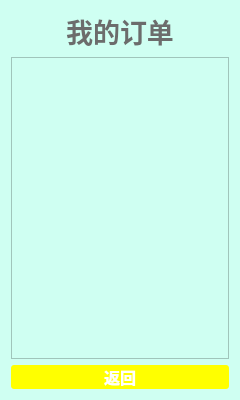
This is DDTaxi/OrderWidget.ui in Myway01/DD as Qt 5 draws it before an edit. The edited form follows.
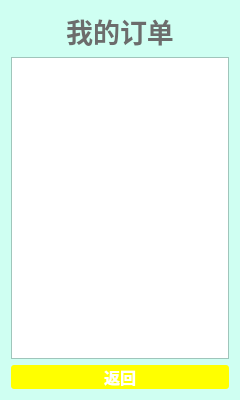
This is the edited form.

The edit to the form file:
```diff
--- a/DDTaxi/OrderWidget.ui
+++ b/DDTaxi/OrderWidget.ui
@@ -22,14 +22,429 @@
     <height>400</height>
    </size>
   </property>
+  <property name="palette">
+   <palette>
+    <active>
+     <colorrole role="WindowText">
+      <brush brushstyle="SolidPattern">
+       <color alpha="255">
+        <red>0</red>
+        <green>0</green>
+        <blue>0</blue>
+       </color>
+      </brush>
+     </colorrole>
+     <colorrole role="Button">
+      <brush brushstyle="SolidPattern">
+       <color alpha="255">
+        <red>207</red>
+        <green>255</green>
+        <blue>242</blue>
+       </color>
+      </brush>
+     </colorrole>
+     <colorrole role="Light">
+      <brush brushstyle="SolidPattern">
+       <color alpha="255">
+        <red>255</red>
+        <green>255</green>
+        <blue>255</blue>
+       </color>
+      </brush>
+     </colorrole>
+     <colorrole role="Midlight">
+      <brush brushstyle="SolidPattern">
+       <color alpha="255">
+        <red>231</red>
+        <green>255</green>
+        <blue>248</blue>
+       </color>
+      </brush>
+     </colorrole>
+     <colorrole role="Dark">
+      <brush brushstyle="SolidPattern">
+       <color alpha="255">
+        <red>103</red>
+        <green>127</green>
+        <blue>121</blue>
+       </color>
+      </brush>
+     </colorrole>
+     <colorrole role="Mid">
+      <brush brushstyle="SolidPattern">
+       <color alpha="255">
+        <red>138</red>
+        <green>170</green>
+        <blue>161</blue>
+       </color>
+      </brush>
+     </colorrole>
+     <colorrole role="Text">
+      <brush brushstyle="SolidPattern">
+       <color alpha="255">
+        <red>0</red>
+        <green>0</green>
+        <blue>0</blue>
+       </color>
+      </brush>
+     </colorrole>
+     <colorrole role="BrightText">
+      <brush brushstyle="SolidPattern">
+       <color alpha="255">
+        <red>255</red>
+        <green>255</green>
+        <blue>255</blue>
+       </color>
+      </brush>
+     </colorrole>
+     <colorrole role="ButtonText">
+      <brush brushstyle="SolidPattern">
+       <color alpha="255">
+        <red>0</red>
+        <green>0</green>
+        <blue>0</blue>
+       </color>
+      </brush>
+     </colorrole>
+     <colorrole role="Base">
+      <brush brushstyle="SolidPattern">
+       <color alpha="255">
+        <red>255</red>
+        <green>255</green>
+        <blue>255</blue>
+       </color>
+      </brush>
+     </colorrole>
+     <colorrole role="Window">
+      <brush brushstyle="SolidPattern">
+       <color alpha="255">
+        <red>207</red>
+        <green>255</green>
+        <blue>242</blue>
+       </color>
+      </brush>
+     </colorrole>
+     <colorrole role="Shadow">
+      <brush brushstyle="SolidPattern">
+       <color alpha="255">
+        <red>0</red>
+        <green>0</green>
+        <blue>0</blue>
+       </color>
+      </brush>
+     </colorrole>
+     <colorrole role="AlternateBase">
+      <brush brushstyle="SolidPattern">
+       <color alpha="255">
+        <red>231</red>
+        <green>255</green>
+        <blue>248</blue>
+       </color>
+      </brush>
+     </colorrole>
+     <colorrole role="ToolTipBase">
+      <brush brushstyle="SolidPattern">
+       <color alpha="255">
+        <red>255</red>
+        <green>255</green>
+        <blue>220</blue>
+       </color>
+      </brush>
+     </colorrole>
+     <colorrole role="ToolTipText">
+      <brush brushstyle="SolidPattern">
+       <color alpha="255">
+        <red>0</red>
+        <green>0</green>
+        <blue>0</blue>
+       </color>
+      </brush>
+     </colorrole>
+    </active>
+    <inactive>
+     <colorrole role="WindowText">
+      <brush brushstyle="SolidPattern">
+       <color alpha="255">
+        <red>0</red>
+        <green>0</green>
+        <blue>0</blue>
+       </color>
+      </brush>
+     </colorrole>
+     <colorrole role="Button">
+      <brush brushstyle="SolidPattern">
+       <color alpha="255">
+        <red>207</red>
+        <green>255</green>
+        <blue>242</blue>
+       </color>
+      </brush>
+     </colorrole>
+     <colorrole role="Light">
+      <brush brushstyle="SolidPattern">
+       <color alpha="255">
+        <red>255</red>
+        <green>255</green>
+        <blue>255</blue>
+       </color>
+      </brush>
+     </colorrole>
+     <colorrole role="Midlight">
+      <brush brushstyle="SolidPattern">
+       <color alpha="255">
+        <red>231</red>
+        <green>255</green>
+        <blue>248</blue>
+       </color>
+      </brush>
+     </colorrole>
+     <colorrole role="Dark">
+      <brush brushstyle="SolidPattern">
+       <color alpha="255">
+        <red>103</red>
+        <green>127</green>
+        <blue>121</blue>
+       </color>
+      </brush>
+     </colorrole>
+     <colorrole role="Mid">
+      <brush brushstyle="SolidPattern">
+       <color alpha="255">
+        <red>138</red>
+        <green>170</green>
+        <blue>161</blue>
+       </color>
+      </brush>
+     </colorrole>
+     <colorrole role="Text">
+      <brush brushstyle="SolidPattern">
+       <color alpha="255">
+        <red>0</red>
+        <green>0</green>
+        <blue>0</blue>
+       </color>
+      </brush>
+     </colorrole>
+     <colorrole role="BrightText">
+      <brush brushstyle="SolidPattern">
+       <color alpha="255">
+        <red>255</red>
+        <green>255</green>
+        <blue>255</blue>
+       </color>
+      </brush>
+     </colorrole>
+     <colorrole role="ButtonText">
+      <brush brushstyle="SolidPattern">
+       <color alpha="255">
+        <red>0</red>
+        <green>0</green>
+        <blue>0</blue>
+       </color>
+      </brush>
+     </colorrole>
+     <colorrole role="Base">
+      <brush brushstyle="SolidPattern">
+       <color alpha="255">
+        <red>255</red>
+        <green>255</green>
+        <blue>255</blue>
+       </color>
+      </brush>
+     </colorrole>
+     <colorrole role="Window">
+      <brush brushstyle="SolidPattern">
+       <color alpha="255">
+        <red>207</red>
+        <green>255</green>
+        <blue>242</blue>
+       </color>
+      </brush>
+     </colorrole>
+     <colorrole role="Shadow">
+      <brush brushstyle="SolidPattern">
+       <color alpha="255">
+        <red>0</red>
+        <green>0</green>
+        <blue>0</blue>
+       </color>
+      </brush>
+     </colorrole>
+     <colorrole role="AlternateBase">
+      <brush brushstyle="SolidPattern">
+       <color alpha="255">
+        <red>231</red>
+        <green>255</green>
+        <blue>248</blue>
+       </color>
+      </brush>
+     </colorrole>
+     <colorrole role="ToolTipBase">
+      <brush brushstyle="SolidPattern">
+       <color alpha="255">
+        <red>255</red>
+        <green>255</green>
+        <blue>220</blue>
+       </color>
+      </brush>
+     </colorrole>
+     <colorrole role="ToolTipText">
+      <brush brushstyle="SolidPattern">
+       <color alpha="255">
+        <red>0</red>
+        <green>0</green>
+        <blue>0</blue>
+       </color>
+      </brush>
+     </colorrole>
+    </inactive>
+    <disabled>
+     <colorrole role="WindowText">
+      <brush brushstyle="SolidPattern">
+       <color alpha="255">
+        <red>103</red>
+        <green>127</green>
+        <blue>121</blue>
+       </color>
+      </brush>
+     </colorrole>
+     <colorrole role="Button">
+      <brush brushstyle="SolidPattern">
+       <color alpha="255">
+        <red>207</red>
+        <green>255</green>
+        <blue>242</blue>
+       </color>
+      </brush>
+     </colorrole>
+     <colorrole role="Light">
+      <brush brushstyle="SolidPattern">
+       <color alpha="255">
+        <red>255</red>
+        <green>255</green>
+        <blue>255</blue>
+       </color>
+      </brush>
+     </colorrole>
+     <colorrole role="Midlight">
+      <brush brushstyle="SolidPattern">
+       <color alpha="255">
+        <red>231</red>
+        <green>255</green>
+        <blue>248</blue>
+       </color>
+      </brush>
+     </colorrole>
+     <colorrole role="Dark">
+      <brush brushstyle="SolidPattern">
+       <color alpha="255">
+        <red>103</red>
+        <green>127</green>
+        <blue>121</blue>
+       </color>
+      </brush>
+     </colorrole>
+     <colorrole role="Mid">
+      <brush brushstyle="SolidPattern">
+       <color alpha="255">
+        <red>138</red>
+        <green>170</green>
+        <blue>161</blue>
+       </color>
+      </brush>
+     </colorrole>
+     <colorrole role="Text">
+      <brush brushstyle="SolidPattern">
+       <color alpha="255">
+        <red>103</red>
+        <green>127</green>
+        <blue>121</blue>
+       </color>
+      </brush>
+     </colorrole>
+     <colorrole role="BrightText">
+      <brush brushstyle="SolidPattern">
+       <color alpha="255">
+        <red>255</red>
+        <green>255</green>
+        <blue>255</blue>
+       </color>
+      </brush>
+     </colorrole>
+     <colorrole role="ButtonText">
+      <brush brushstyle="SolidPattern">
+       <color alpha="255">
+        <red>103</red>
+        <green>127</green>
+        <blue>121</blue>
+       </color>
+      </brush>
+     </colorrole>
+     <colorrole role="Base">
+      <brush brushstyle="SolidPattern">
+       <color alpha="255">
+        <red>207</red>
+        <green>255</green>
+        <blue>242</blue>
+       </color>
+      </brush>
+     </colorrole>
+     <colorrole role="Window">
+      <brush brushstyle="SolidPattern">
+       <color alpha="255">
+        <red>207</red>
+        <green>255</green>
+        <blue>242</blue>
+       </color>
+      </brush>
+     </colorrole>
+     <colorrole role="Shadow">
+      <brush brushstyle="SolidPattern">
+       <color alpha="255">
+        <red>0</red>
+        <green>0</green>
+        <blue>0</blue>
+       </color>
+      </brush>
+     </colorrole>
+     <colorrole role="AlternateBase">
+      <brush brushstyle="SolidPattern">
+       <color alpha="255">
+        <red>207</red>
+        <green>255</green>
+        <blue>242</blue>
+       </color>
+      </brush>
+     </colorrole>
+     <colorrole role="ToolTipBase">
+      <brush brushstyle="SolidPattern">
+       <color alpha="255">
+        <red>255</red>
+        <green>255</green>
+        <blue>220</blue>
+       </color>
+      </brush>
+     </colorrole>
+     <colorrole role="ToolTipText">
+      <brush brushstyle="SolidPattern">
+       <color alpha="255">
+        <red>0</red>
+        <green>0</green>
+        <blue>0</blue>
+       </color>
+      </brush>
+     </colorrole>
+    </disabled>
+   </palette>
+  </property>
   <property name="windowTitle">
    <string>Form</string>
   </property>
   <property name="autoFillBackground">
-   <bool>false</bool>
+   <bool>true</bool>
   </property>
   <property name="styleSheet">
-   <string notr="true">background-color: rgb(207, 255, 242);</string>
+   <string notr="true"/>
   </property>
   <layout class="QGridLayout" name="gridLayout">
    <item row="0" column="0">
```
